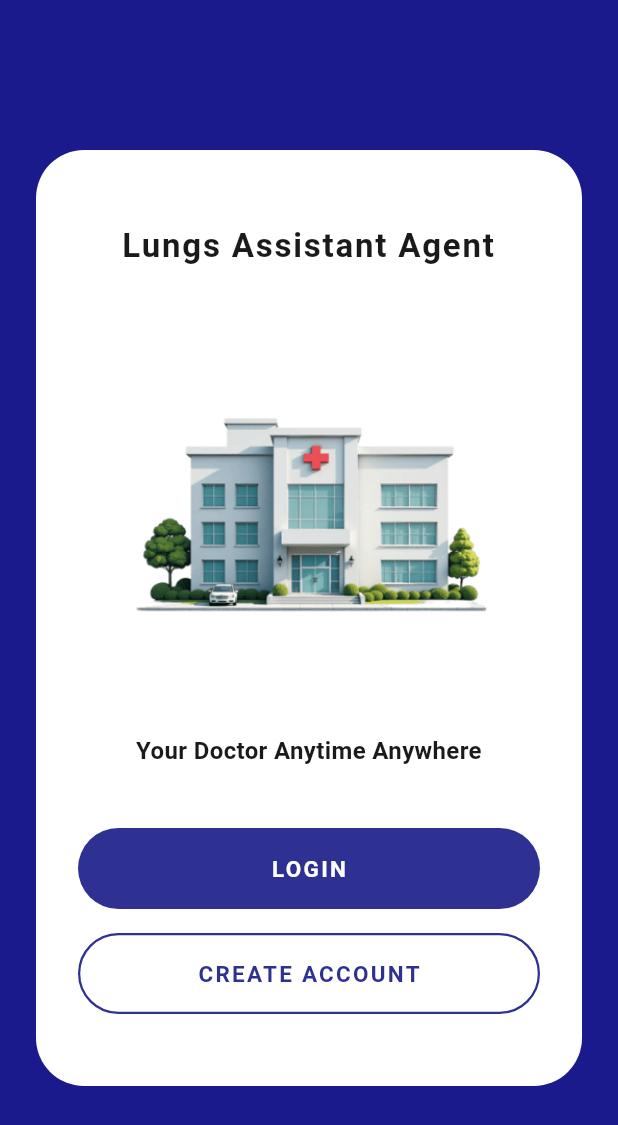
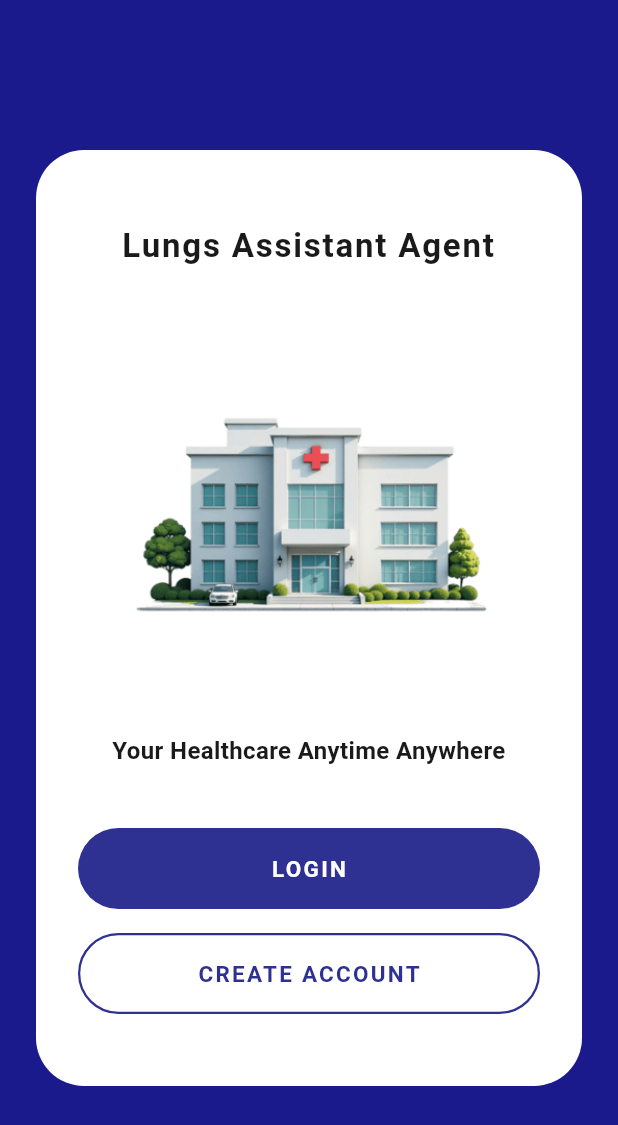
Before and after one commit to 17Richard12/TA_Frontend, a Flutter app: the screen it shows after launch, on a phone screen of 412 x 824 dp. Shown: the top 1125 px of the screen. Run offline on Flutter 3.47's test engine with Material 3 defaults, Android fonts, the phone set to English and light mode, and no system bars; our stand-ins replace dio, firebase_core, fl_chart, flutter_markdown, geolocator, google_maps_flutter and 3 more; missing offline and left inert: health; accounts and stored records are empty.

Commit message:
update bug iOS

```diff
--- a/lib/constants.dart
+++ b/lib/constants.dart
@@ -2,6 +2,7 @@ class AppConstants {
   // ── Server ───────────────────────────────────────────
   //static const String baseUrl = 'http://10.15.3.75:8000';
   //static const String baseUrl = 'http://192.168.118.98:8000';
+  //static const String baseUrl = 'http://192.168.118.18:8000';
   static const String baseUrl = 'http://192.168.118.18:8000';
 
   // ── API Keys ─────────────────────────────────────────
--- a/lib/screens/auth_screen.dart
+++ b/lib/screens/auth_screen.dart
@@ -49,7 +49,7 @@ class _AuthScreenState extends State<AuthScreen> {
                 const SizedBox(height: 28),
 
                 const Text(
-                  'Your Doctor Anytime Anywhere',
+                  'Your Healthcare Anytime Anywhere',
                   style: TextStyle(
                     fontSize: 16,
                     fontWeight: FontWeight.bold,
--- a/lib/screens/master_user_list_screen.dart
+++ b/lib/screens/master_user_list_screen.dart
@@ -86,6 +86,7 @@ class _MasterUserListScreenState extends State<MasterUserListScreen> {
     return Scaffold(
       backgroundColor: Colors.white,
       appBar: AppBar(
+        automaticallyImplyLeading: false,
         title: const Text(
           'Manage Users',
           style: TextStyle(color: Colors.black87, fontWeight: FontWeight.bold),
--- a/lib/screens/patient_list_screen.dart
+++ b/lib/screens/patient_list_screen.dart
@@ -86,6 +86,7 @@ class _PatientListScreenState extends State<PatientListScreen> {
     return Scaffold(
       backgroundColor: Colors.white,
       appBar: AppBar(
+        automaticallyImplyLeading: false,
         title: const Text(
           'Daftar Pasien',
           style: TextStyle(color: Colors.black87, fontWeight: FontWeight.bold),
```
Also changed, not shown: 8 other files.
